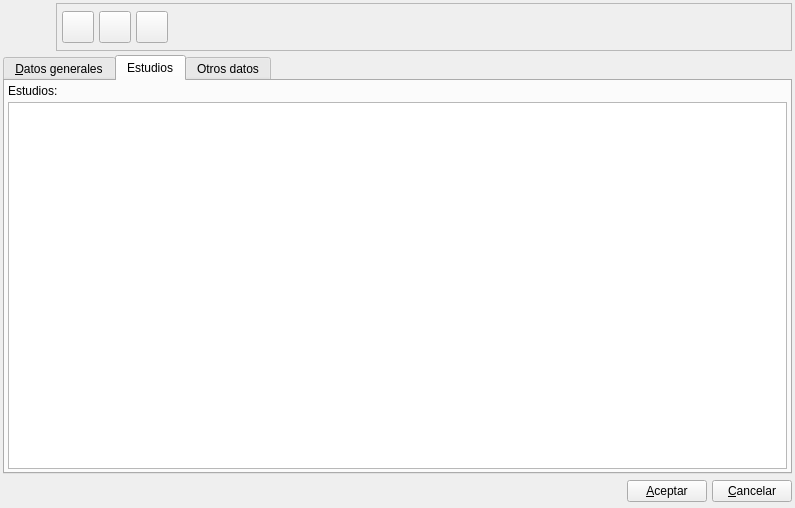
Above: bulmages/bulmafact/plugins/pluginbf_profesor/profesorbase.ui from eboladev/Bulmages-1 before the change. Below: the same form after it.
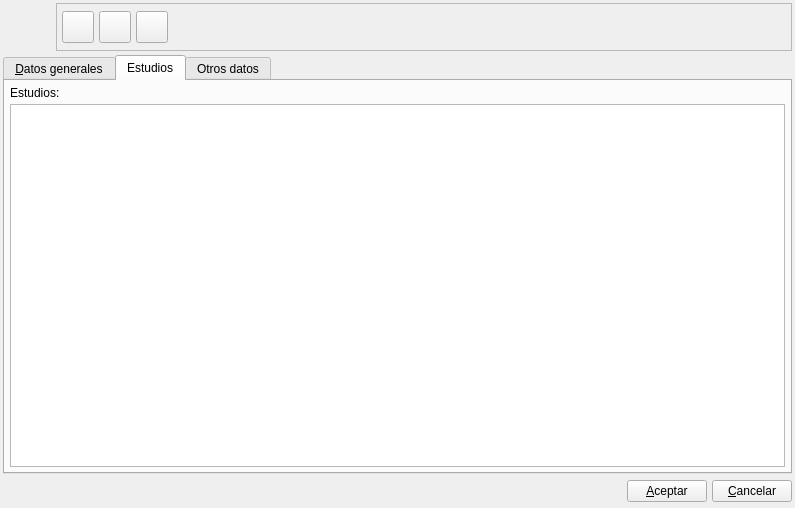
That is the form after the change. The open tabs and pages were chosen to show the change. Icons and pictures are not drawn. Custom widgets are drawn as their Qt base class.

Patch:
```diff
--- a/bulmages/bulmafact/plugins/pluginbf_profesor/profesorbase.ui
+++ b/bulmages/bulmafact/plugins/pluginbf_profesor/profesorbase.ui
@@ -502,15 +502,18 @@
       <attribute name="title">
        <string>Estudios</string>
       </attribute>
-      <layout class="QVBoxLayout" name="verticalLayout_2">
-       <item>
+      <layout class="QGridLayout" name="gridLayout_2">
+       <property name="margin">
+        <number>5</number>
+       </property>
+       <item row="0" column="0">
         <widget class="QLabel" name="label_2">
          <property name="text">
           <string>Estudios:</string>
          </property>
         </widget>
        </item>
-       <item>
+       <item row="1" column="0">
         <widget class="QTextEdit" name="mui_estudiosprofesor"/>
        </item>
       </layout>
```
Left out of the diff: 2 changed lines with no effect on the pictures.
